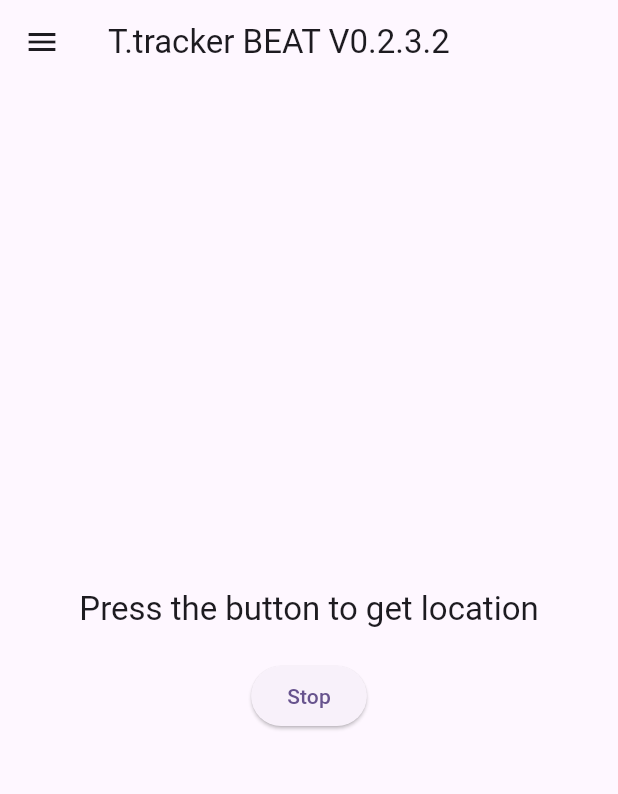
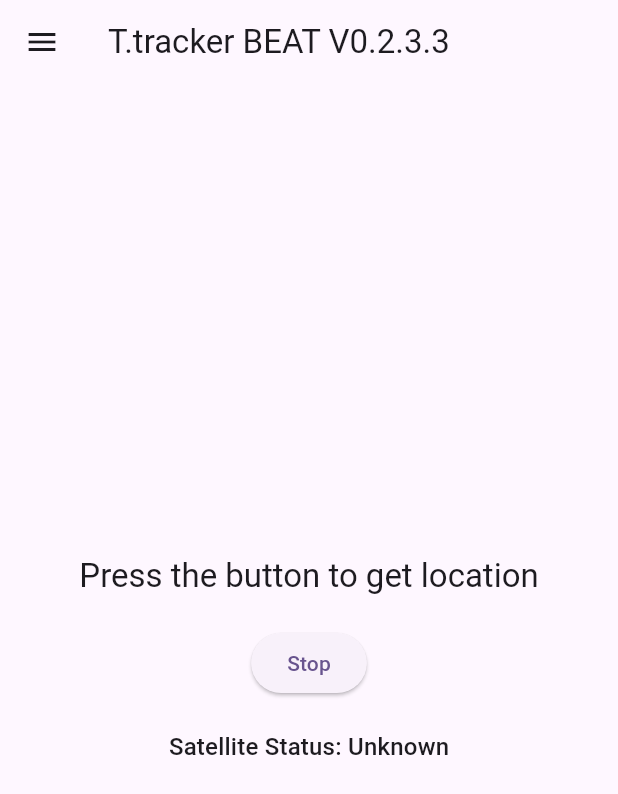
Before and after one commit to Mao0871/T.tracker, a Flutter app: the screen it shows after launch, after a tap on "Start", on a phone screen of 412 x 824 dp. Shown: the top 794 px of the screen. Run offline on Flutter 3.47's test engine with Material 3 defaults, Android fonts, the phone set to English and light mode, and no system bars; our stand-ins replace flutter_compass, geolocator, google_maps_flutter, permission_handler.

Commit message:
V0.2.3.3 定位优化1

```diff
--- a/lib/main.dart
+++ b/lib/main.dart
@@ -1,9 +1,12 @@
 import 'dart:async';
+import 'dart:convert';
 import 'package:flutter/material.dart';
 import 'package:geolocator/geolocator.dart';
 import 'package:flutter/services.dart';
 import 'file_list_page.dart';
 import 'file_detail_page.dart';
+import 'package:permission_handler/permission_handler.dart';
+import 'package:flutter_compass/flutter_compass.dart';
 
 void main() {
   runApp(const MyApp());
@@ -15,7 +18,7 @@
   @override
   Widget build(BuildContext context) {
     return MaterialApp(
-      title: 'T.tracker BEAT V0.2.3.2',
+      title: 'T.tracker BEAT V0.2.3.3',
       theme: ThemeData(
         colorScheme: ColorScheme.fromSeed(seedColor: Colors.deepPurple),
         useMaterial3: true,
@@ -50,7 +53,7 @@
   Widget build(BuildContext context) {
     return Scaffold(
       appBar: AppBar(
-        title: const Text('T.tracker BEAT V0.2.3.2'),
+        title: const Text('T.tracker BEAT V0.2.3.3'),
       ),
       body: Center(
         child: _pages.elementAt(_selectedIndex),
@@ -105,66 +108,126 @@
 
 class _MyHomePageState extends State<MyHomePage> {
   String _locationMessage = "Press the button to get location";
+  String _satelliteStatus = "Unknown"; // 初始状态为未知
   bool _isTracking = false;
   Timer? _timer;
   static const platform = MethodChannel('com.example.gps/record');
+
+  double? _lastLatitude;
+  double? _lastLongitude;
+  double? _lastAccuracy;
+  int? _lastSatellites;
+
+  @override
+  void initState() {
+    super.initState();
+    _checkPermission();
+    _getCurrentLocation();  // 启动位置监听
+  }
+
+
+  Future<void> _checkPermission() async {
+    var status = await Permission.location.request();
+    if (status.isGranted) {
+      // Permission is granted
+    } else if (status.isDenied) {
+      // Permission is denied, request again
+      await Permission.location.request();
+    } else if (status.isPermanentlyDenied) {
+      // Permissions are permanently denied, we cannot request permissions.
+      openAppSettings();
+    }
+  }
+
+
 
   Future<void> _getCurrentLocation() async {
     bool serviceEnabled;
     LocationPermission permission;
 
+    // 检查定位服务是否启用
     serviceEnabled = await Geolocator.isLocationServiceEnabled();
     if (!serviceEnabled) {
+      // 未启用定位服务
       return;
     }
 
+    // 检查定位权限
     permission = await Geolocator.checkPermission();
     if (permission == LocationPermission.denied) {
       permission = await Geolocator.requestPermission();
       if (permission == LocationPermission.denied) {
+        // 用户拒绝权限
         return;
       }
     }
 
     if (permission == LocationPermission.deniedForever) {
+      // 权限永久拒绝，无法请求
       return;
     }
 
-    Position position = await Geolocator.getCurrentPosition(
-        desiredAccuracy: LocationAccuracy.high);
-    setState(() {
-      _locationMessage =
-      "Latitude: ${position.latitude}, Longitude: ${position.longitude}";
-    });
+    // 获取位置流并监听更新
+    StreamSubscription<Position> positionStream = Geolocator.getPositionStream().listen(
+            (Position position) {
+          if (position != null) {
+            double latitude = position.latitude;
+            double longitude = position.longitude;
+            double? accuracy = position.accuracy;
 
-    try {
-      await platform.invokeMethod('recordLocation', {
-        'latitude': position.latitude,
-        'longitude': position.longitude,
-        'timestamp': DateTime.now().toIso8601String(),
-      });
-    } on PlatformException catch (e) {
-      print("Failed to record location: '${e.message}'.");
-    }
+            // 在此更新状态
+            setState(() {
+              _lastLatitude = latitude;
+              _lastLongitude = longitude;
+              _lastAccuracy = accuracy;
+              _locationMessage = "Latitude: $latitude, Longitude: $longitude";
+              // 使用位置精度更新卫星状态
+              if (accuracy != null) {
+                if (accuracy <= 5) {
+                  _satelliteStatus = "Good";
+                } else if (accuracy <= 9) {
+                  _satelliteStatus = "Ok";
+                } else if (accuracy <= 14){
+                  _satelliteStatus = "Not Bad";
+                }else{
+                  _satelliteStatus = "Bad";
+                }
+              } else {
+                _satelliteStatus = "Unknown";
+              }
+            });
+          }
+        });
   }
 
   void _startTracking() {
+    setState(() {
+      _isTracking = true;
+    });
+    if (_timer != null && _timer!.isActive) {
+      _timer!.cancel();  // 确保不会创建多个计时器
+    }
     DateTime? lastTime;
-    _getCurrentLocation(); // 立即获取当前位置
-    _timer = Timer.periodic(Duration(milliseconds: 50), (Timer t) {//20毫秒
+    _timer = Timer.periodic(Duration(milliseconds: 30), (Timer t) {
       DateTime now = DateTime.now();
       if (lastTime != null) {
         Duration actualInterval = now.difference(lastTime!);
-        print("Actual interval: ${actualInterval.inMilliseconds} ms");//打印在控制台看实际延迟
+        print("Actual interval: ${actualInterval.inMilliseconds} ms");
       }
       lastTime = now;
-      _getCurrentLocation(); // 获取当前位置，在定时器的周期内
+      // 这里可以添加其他需要周期执行的代码
     });
   }
 
 
   void _stopTracking() {
-    _timer?.cancel();
+    if (_timer != null) {
+      _timer!.cancel();
+      _timer = null;
+    }
+    setState(() {
+      _isTracking = false;
+    });
     String endTime = DateTime.now().toIso8601String().replaceAll(RegExp(r'[-:.]'), '');
     try {
       platform.invokeMethod('saveFile', {
@@ -174,6 +237,7 @@
       print("Failed to save file: '${e.message}'.");
     }
   }
+
 
   void _toggleTracking() {
     setState(() {
@@ -187,6 +251,7 @@
     });
   }
 
+  // 主页面最终显示的布局和内容
   @override
   Widget build(BuildContext context) {
     return Column(
@@ -202,6 +267,16 @@
           onPressed: _toggleTracking,
           child: Text(_isTracking ? "Stop" : "Start"),
         ),
+        const SizedBox(height: 20),
+        Text(
+          "Satellite Status: $_satelliteStatus",
+          style: Theme.of(context).textTheme.subtitle1,
+        ),
+        if (_lastAccuracy != null) // 仅当有精度信息时显示
+          Text(
+            "Accuracy: ${_lastAccuracy}m",
+            style: Theme.of(context).textTheme.subtitle1,
+          ),
       ],
     );
   }
```
Also changed, not shown: pubspec.yaml (+8 -3 lines), pubspec.lock, 2 other files.
